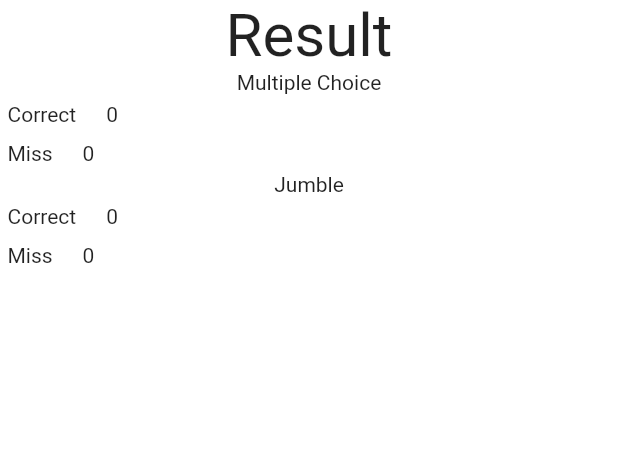
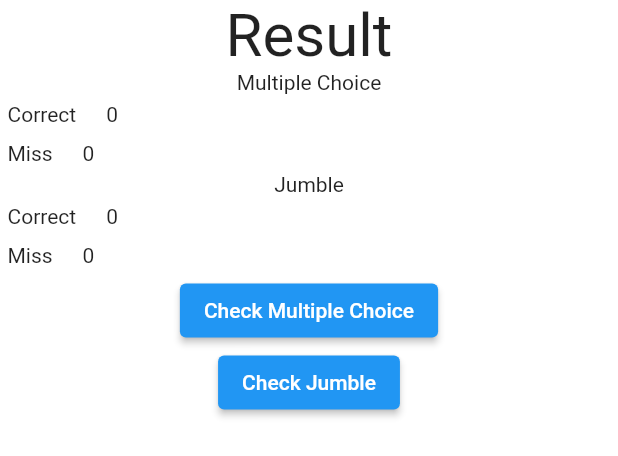
Before and after one commit to febrian430/N5-Kanji-Alt-Flutter, a Flutter app: the QuizResult widget shown alone on an empty page, opened directly with empty values, on a phone screen of 412 x 824 dp. Shown: the top 456 px of the screen. Run offline on Flutter 3.47's test engine with Material 2 defaults, Android fonts, the phone set to English and light mode, and no system bars.

Commit message:
transitions on quiz

```diff
--- a/lib/mix-match/game.dart
+++ b/lib/mix-match/game.dart
@@ -171,7 +171,7 @@ class _MixMatchRoundState extends State<_MixMatchRound> with AutomaticKeepAliveC
 
       return Container(
         child: Center(
-          child: Text(opt.value),
+          child: Text(opt.value + " " + opt.key),
         ),
         decoration: deco,
         height: 120,
@@ -214,7 +214,8 @@ class _MixMatchRoundState extends State<_MixMatchRound> with AutomaticKeepAliveC
               child: const Text('OK'),
             ),
           ],
-        ),);
+        ),
+      );
     }
   }
 
--- a/lib/quiz/quiz_result.dart
+++ b/lib/quiz/quiz_result.dart
@@ -1,13 +1,19 @@
 import 'package:flutter/cupertino.dart';
+import 'package:flutter/material.dart';
+
+class QuizGameParam {
+  final int correct;
+  final int wrong;
+  final Function() goHere;
+
+  QuizGameParam({required this.correct, required this.wrong, required this.goHere});
+}
 
 class QuizResult extends StatelessWidget {
-  const QuizResult({Key? key, required this.multipleChoiceCorrect, required this.multipleChoiceWrong, required this.jumbleCorrect, required this.jumbleMisses}) : super(key: key);
+  const QuizResult({Key? key, required this.multipleChoice, required this.jumble}) : super(key: key);
 
-  final int multipleChoiceCorrect;
-  final int multipleChoiceWrong;
-
-  final int jumbleCorrect;
-  final int jumbleMisses;
+  final QuizGameParam multipleChoice;
+  final QuizGameParam jumble;
 
   Widget _header() {
     return const SizedBox(
@@ -27,17 +33,32 @@ class QuizResult extends StatelessWidget {
     return Container(
         child: Column(
           children: [
-            _header(),
-            _GameResult(
-              game: "Multiple Choice",
-              correct: multipleChoiceCorrect,
-              wrong: multipleChoiceWrong
+            Container(
+              child: Column(
+                children: [
+                  _header(),
+                  _GameResult(
+                    game: "Multiple Choice",
+                    correct: multipleChoice.correct,
+                    wrong: multipleChoice.wrong
+                  ),
+                  _GameResult(
+                    game: "Jumble",
+                    correct: jumble.correct,
+                    wrong: jumble.wrong
+                  ),
+                ],
+              ),
             ),
-            _GameResult(
-              game: "Jumble",
-              correct: jumbleCorrect,
-              wrong: jumbleMisses
+
+            ElevatedButton(
+              child: Text("Check Multiple Choice"),
+              onPressed: multipleChoice.goHere,
             ),
+            ElevatedButton(
+              child: Text("Check Jumble"),
+              onPressed: jumble.goHere,
+            )
           ],
         ),
     );
```
Also changed, not shown: lib/pick-drop/game.dart (+6 -10 lines), lib/quiz/quiz.dart (+115 -39 lines).
